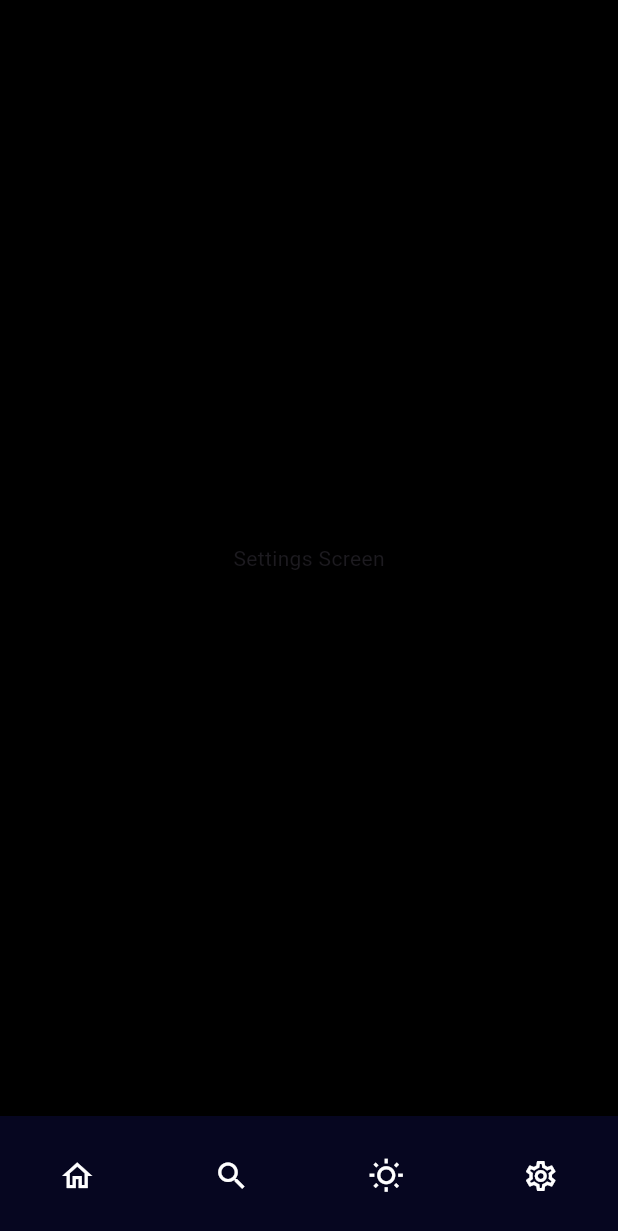
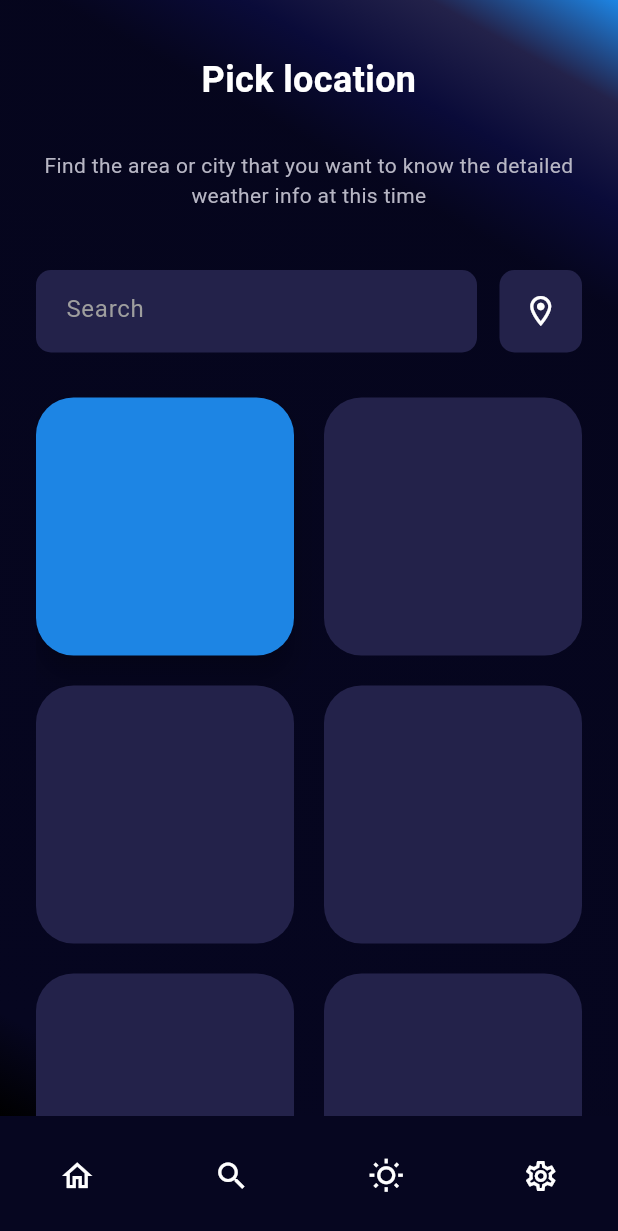
Before and after one commit to HilthonTT/Weather-App, a Flutter app: the screen it shows after launch, item 2 of the bottom bar chosen, on a phone screen of 412 x 824 dp. Shown: the top 1231 px of the screen. Run offline on Flutter 3.47's test engine with Material 3 defaults, Android fonts, the phone set to English and light mode, and no system bars; our stand-ins replace dio, flutter_riverpod, fpdart, geolocator, get_it, hive and 1 more; accounts and stored records are empty.

Commit message:
feat: added search page UI

```diff
--- /dev/null
+++ b/src/client/weather_app/lib/common/icons/location_icon.dart
@@ -0,0 +1,19 @@
+import 'package:flutter/material.dart';
+import 'package:weather_app/common/constants/app_colors.dart';
+
+final class LocationIcon extends StatelessWidget {
+  const LocationIcon({super.key});
+
+  @override
+  Widget build(BuildContext context) {
+    return Container(
+      height: 55,
+      width: 55,
+      decoration: BoxDecoration(
+        borderRadius: BorderRadius.circular(10),
+        color: AppColors.accentBlue,
+      ),
+      child: const Icon(Icons.location_on_outlined, color: Colors.white),
+    );
+  }
+}
--- a/src/client/weather_app/lib/common/layouts/home_layout.dart
+++ b/src/client/weather_app/lib/common/layouts/home_layout.dart
@@ -1,5 +1,6 @@
 import 'package:flutter/material.dart';
 import 'package:weather_app/common/constants/app_colors.dart';
+import 'package:weather_app/modules/weather/presentation/pages/search_page.dart';
 import 'package:weather_app/modules/weather/presentation/pages/weather_page.dart';
 
 final class HomeLayout extends StatefulWidget {
@@ -35,7 +36,7 @@ final class _HomeLayoutState extends State<HomeLayout> {
 
   final _pages = const [
     WeatherPage(),
-    Center(child: Text('Settings Screen')),
+    SearchPage(),
     Center(child: Text('Settings Screen')),
     Center(child: Text('Settings Screen')),
   ];
--- /dev/null
+++ b/src/client/weather_app/lib/common/models/city.dart
@@ -0,0 +1,10 @@
+import 'package:flutter/foundation.dart';
+
+@immutable
+final class City {
+  final String name;
+  final double lat;
+  final double lon;
+
+  const City({required this.name, required this.lat, required this.lon});
+}
--- /dev/null
+++ b/src/client/weather_app/lib/common/widgets/rounded_text_field.dart
@@ -0,0 +1,39 @@
+import 'package:flutter/material.dart';
+import 'package:weather_app/common/constants/app_colors.dart';
+
+final class RoundedTextField extends StatelessWidget {
+  final Function(String)? onSubmitted;
+  final TextEditingController controller;
+  final String hintText;
+
+  const RoundedTextField({
+    super.key,
+    required this.controller,
+    this.hintText = "Search",
+    this.onSubmitted,
+  });
+
+  @override
+  Widget build(BuildContext context) {
+    return Container(
+      height: 55,
+      decoration: BoxDecoration(
+        borderRadius: BorderRadius.circular(10),
+        color: AppColors.accentBlue,
+      ),
+      child: TextField(
+        onSubmitted: onSubmitted,
+        controller: controller,
+        style: const TextStyle(color: Colors.white),
+        decoration: InputDecoration(
+          contentPadding: EdgeInsets.only(left: 20, top: 5),
+          border: InputBorder.none,
+          fillColor: Colors.white,
+          focusColor: Colors.white,
+          hintText: hintText,
+          hintStyle: TextStyle(color: Colors.grey, fontWeight: FontWeight.w400),
+        ),
+      ),
+    );
+  }
+}
--- a/src/client/weather_app/lib/modules/weather/data/models/forecast_model.dart
+++ b/src/client/weather_app/lib/modules/weather/data/models/forecast_model.dart
@@ -72,7 +72,7 @@ final class ForecastItemModel extends ForecastItem {
       clouds: CloudsModel.fromJson(json['clouds'] as Map<String, dynamic>),
       wind: WindModel.fromJson(json['wind'] as Map<String, dynamic>),
       visibility: json['visibility'] as int,
-      pop: (json['pop'] as num).toDouble(),
+      pop: (json['pop'] as num?)?.toDouble() ?? 0.0,
       sys: ForecastSysModel.fromJson(json['sys'] as Map<String, dynamic>),
       dtTxt: json['dt_txt'] as String,
     );
--- /dev/null
+++ b/src/client/weather_app/lib/modules/weather/presentation/pages/search_page.dart
@@ -0,0 +1,94 @@
+import 'package:flutter/material.dart';
+import 'package:weather_app/common/constants/app_colors.dart';
+import 'package:weather_app/common/constants/text_styles.dart';
+import 'package:weather_app/common/icons/location_icon.dart';
+import 'package:weather_app/common/models/city.dart';
+import 'package:weather_app/common/widgets/gradient_container.dart';
+import 'package:weather_app/common/widgets/rounded_text_field.dart';
+import 'package:weather_app/modules/weather/presentation/widgets/searched_cities.dart';
+
+final class SearchPage extends StatefulWidget {
+  const SearchPage({super.key});
+
+  @override
+  State<SearchPage> createState() => _SearchPageState();
+}
+
+final class _SearchPageState extends State<SearchPage> {
+  final _controller = TextEditingController();
+
+  final cities = [
+    City(name: 'Tokyo', lat: 35.6833, lon: 139.7667),
+    City(name: 'New Delhi', lat: 28.5833, lon: 77.2),
+    City(name: 'Paris', lat: 48.85, lon: 2.3333),
+    City(name: 'London', lat: 51.4833, lon: -0.0833),
+    City(name: 'New York', lat: 40.7167, lon: -74.0167),
+    City(name: 'Tehran', lat: 35.6833, lon: 51.4167),
+  ];
+
+  void _addCity(String cityName) {
+    if (cityName.trim().isEmpty) {
+      return;
+    }
+
+    final city = City(name: cityName.trim(), lat: 0, lon: 0);
+
+    setState(() {
+      cities.add(city);
+    });
+
+    _controller.clear();
+  }
+
+  @override
+  void dispose() {
+    super.dispose();
+    _controller.dispose();
+  }
+
+  @override
+  Widget build(BuildContext context) {
+    return Scaffold(
+      backgroundColor: AppColors.black,
+      body: GradientContainer(
+        children: [
+          const Column(
+            crossAxisAlignment: CrossAxisAlignment.center,
+            children: [
+              Text(
+                'Pick location',
+                style: TextStyles.h1,
+                textAlign: TextAlign.center,
+              ),
+              SizedBox(height: 30),
+              Text(
+                'Find the area or city that you want to know the detailed weather info at this time',
+                style: TextStyles.subtitleText,
+                textAlign: TextAlign.center,
+              ),
+            ],
+          ),
+
+          const SizedBox(height: 40),
+
+          Row(
+            children: [
+              Expanded(
+                child: RoundedTextField(
+                  controller: _controller,
+                  onSubmitted: _addCity,
+                ),
+              ),
+              const SizedBox(width: 15),
+              const LocationIcon(),
+            ],
+          ),
+
+          const SizedBox(height: 30),
+
+          SearchedCities(cities: cities),
+        ],
+      ),
+    );
+  }
+}
--- /dev/null
+++ b/src/client/weather_app/lib/modules/weather/presentation/widgets/searched_cities.dart
@@ -0,0 +1,44 @@
+import 'package:flutter/material.dart';
+import 'package:flutter_riverpod/flutter_riverpod.dart';
+import 'package:weather_app/common/constants/app_colors.dart';
+import 'package:weather_app/common/models/city.dart';
+
+final class SearchedCities extends StatelessWidget {
+  final List<City> cities;
+
+  const SearchedCities({super.key, required this.cities});
+
+  @override
+  Widget build(BuildContext context) {
+    return GridView.builder(
+      gridDelegate: const SliverGridDelegateWithFixedCrossAxisCount(
+        crossAxisCount: 2,
+        crossAxisSpacing: 20,
+        mainAxisSpacing: 20,
+      ),
+      physics: const NeverScrollableScrollPhysics(),
+      shrinkWrap: true,
+      itemCount: cities.length,
+      itemBuilder: (context, index) {
+        final city = cities[index];
+
+        return InkWell(onTap: () {}, child: CityTile(index: index));
+      },
+    );
+  }
+}
+
+final class CityTile extends ConsumerWidget {
+  final int index;
+
+  const CityTile({super.key, required this.index});
+
+  @override
+  Widget build(BuildContext context, WidgetRef ref) {
+    return Material(
+      color: index == 0 ? AppColors.lightBlue : AppColors.accentBlue,
+      elevation: index == 0 ? 8 : 0,
+      borderRadius: BorderRadius.circular(25),
+    );
+  }
+}
```
Also changed, not shown: src/client/weather_app/lib/modules/weather/data/models/main_model.dart (+4 -4 lines), 5 other files.
